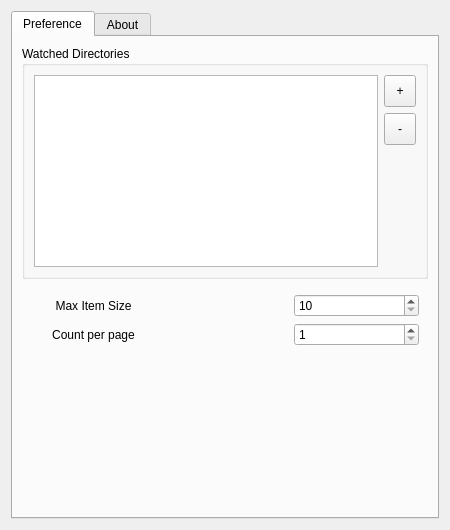
The window that widgets/smartdirsettingwidget.ui (SeptemberHX/dde-smart-dir) describes before a commit, drawn with Qt 5.
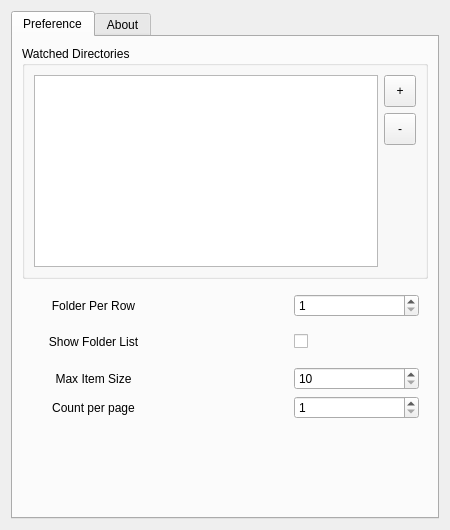
The same window after the commit.

Commit message: add: new style for file name add: quick folder

Patch:
```diff
--- a/widgets/smartdirsettingwidget.ui
+++ b/widgets/smartdirsettingwidget.ui
@@ -132,7 +132,7 @@
          <layout class="QVBoxLayout" name="verticalLayout_3">
           <item>
            <layout class="QGridLayout" name="gridLayout">
-            <item row="0" column="2">
+            <item row="2" column="2">
              <widget class="QSpinBox" name="maxSizeSpinBox">
               <property name="minimum">
                <number>10</number>
@@ -142,7 +142,7 @@
               </property>
              </widget>
             </item>
-            <item row="0" column="0">
+            <item row="2" column="0">
              <widget class="QLabel" name="label">
               <property name="text">
                <string>Max Item Size</string>
@@ -152,14 +152,14 @@
               </property>
              </widget>
             </item>
-            <item row="0" column="1">
+            <item row="2" column="1">
              <widget class="QLabel" name="label_2">
               <property name="text">
                <string/>
               </property>
              </widget>
             </item>
-            <item row="2" column="0">
+            <item row="4" column="0">
              <spacer name="verticalSpacer_2">
               <property name="orientation">
                <enum>Qt::Vertical</enum>
@@ -172,7 +172,7 @@
               </property>
              </spacer>
             </item>
-            <item row="1" column="0">
+            <item row="3" column="0">
              <widget class="QLabel" name="label_3">
               <property name="text">
                <string>Count per page</string>
@@ -182,7 +182,7 @@
               </property>
              </widget>
             </item>
-            <item row="1" column="2">
+            <item row="3" column="2">
              <widget class="QSpinBox" name="countPerPageSpinBox">
               <property name="minimum">
                <number>1</number>
@@ -192,6 +192,55 @@
               </property>
              </widget>
             </item>
+            <item row="0" column="2">
+             <widget class="QSpinBox" name="folderCountSpinBox">
+              <property name="minimum">
+               <number>1</number>
+              </property>
+              <property name="maximum">
+               <number>4</number>
+              </property>
+             </widget>
+            </item>
+            <item row="0" column="0">
+             <widget class="QLabel" name="label_4">
+              <property name="text">
+               <string>Folder Per Row</string>
+              </property>
+              <property name="alignment">
+               <set>Qt::AlignCenter</set>
+              </property>
+             </widget>
+            </item>
+            <item row="1" column="0">
+             <widget class="QLabel" name="label_5">
+              <property name="minimumSize">
+               <size>
+                <width>0</width>
+                <height>38</height>
+               </size>
+              </property>
+              <property name="text">
+               <string>Show Folder List</string>
+              </property>
+              <property name="alignment">
+               <set>Qt::AlignCenter</set>
+              </property>
+             </widget>
+            </item>
+            <item row="1" column="2">
+             <widget class="QCheckBox" name="enableFolderListCheckBox">
+              <property name="text">
+               <string/>
+              </property>
+              <property name="iconSize">
+               <size>
+                <width>32</width>
+                <height>32</height>
+               </size>
+              </property>
+             </widget>
+            </item>
            </layout>
           </item>
          </layout>
```
The commit also changes 10 other files.
